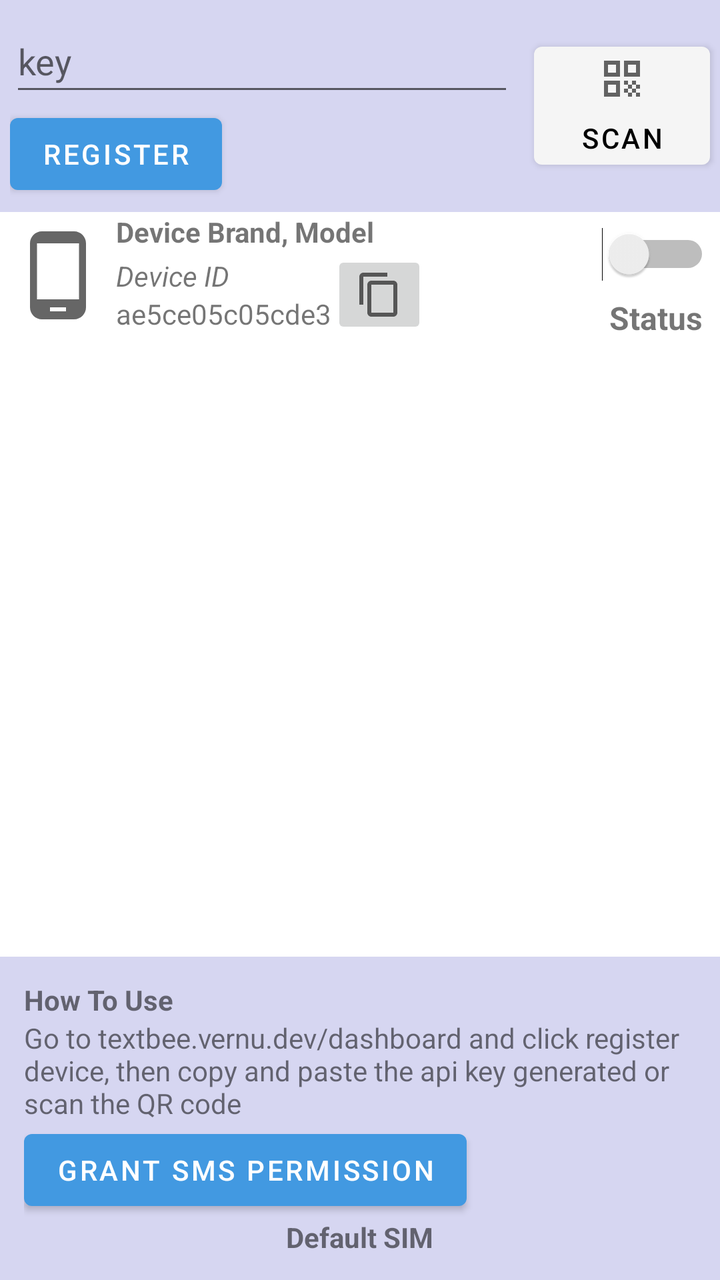
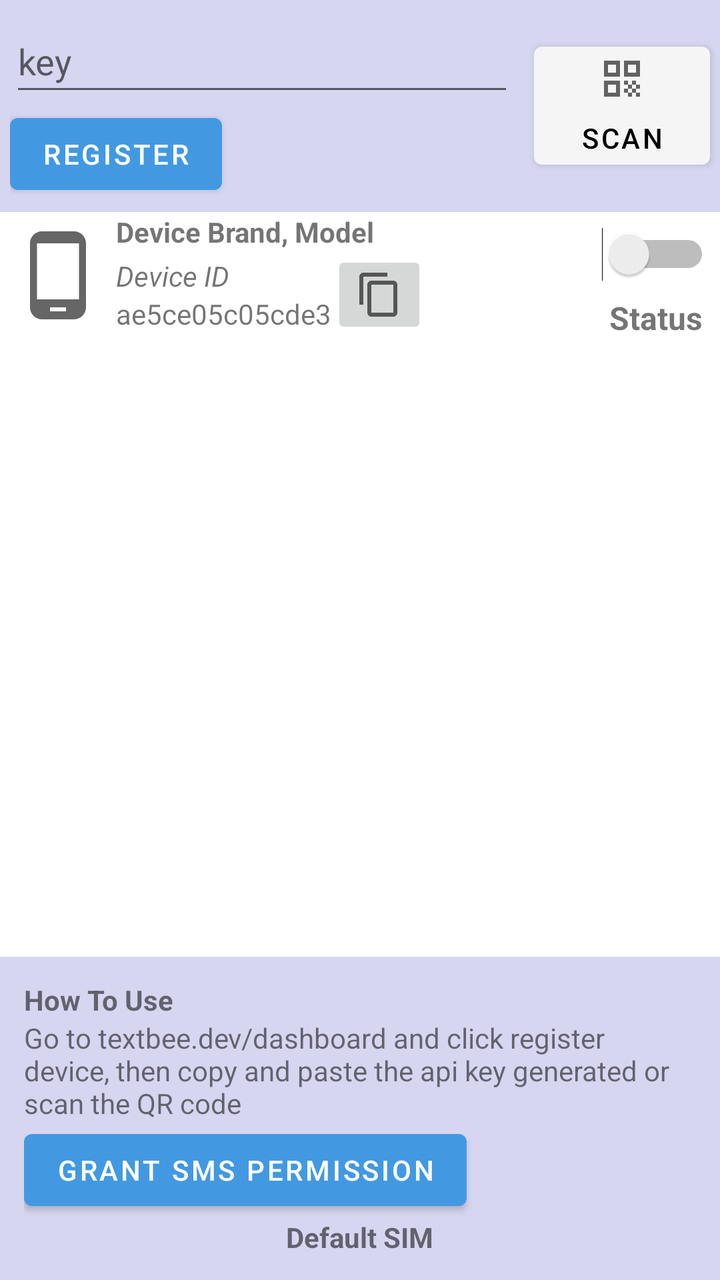

The first picture is an Android layout as it rendered before a commit; the second is the same layout after the commit. The layout source and the unified diff follow.
<!-- AndroidManifest.xml: application theme Theme.SMSGateway -->
<!-- res/layout/activity_main.xml -->
<?xml version="1.0" encoding="utf-8"?>
<androidx.constraintlayout.widget.ConstraintLayout xmlns:android="http://schemas.android.com/apk/res/android"
    xmlns:app="http://schemas.android.com/apk/res-auto"
    xmlns:tools="http://schemas.android.com/tools"
    android:layout_width="match_parent"
    android:layout_height="match_parent"
    tools:context=".activities.MainActivity">

    <LinearLayout
        android:id="@+id/bottom"
        android:layout_width="match_parent"
        android:layout_height="wrap_content"
        android:background="#ccccccee"
        android:orientation="vertical"
        app:layout_constraintBottom_toBottomOf="parent"
        app:layout_constraintEnd_toEndOf="parent"
        app:layout_constraintStart_toStartOf="parent"
        android:padding="12dp">

        <TextView

            android:layout_width="wrap_content"
            android:layout_height="wrap_content"
            android:text="How To Use"
            android:textStyle="bold" />

        <TextView
            android:layout_width="wrap_content"
            android:layout_height="wrap_content"
            android:text="Go to textbee.vernu.dev/dashboard and click register device, then copy and paste the api key generated or scan the QR code" />

        <Button
            android:id="@+id/grantSMSPermissionBtn"
            android:layout_width="wrap_content"
            android:layout_height="wrap_content"
            android:text="Grant SMS Permission"
            android:visibility="visible" />

        <LinearLayout
            android:layout_width="match_parent"
            android:layout_height="wrap_content"
            android:gravity="center"
            android:orientation="vertical">
            <TextView
                android:layout_width="wrap_content"
                android:layout_height="wrap_content"
                android:text="Default SIM"
                android:textStyle="bold" />
            <RadioGroup
                android:id="@+id/defaultSimSlotRadioGroup"
                android:layout_width="wrap_content"
                android:layout_height="wrap_content"
                android:orientation="horizontal">
            </RadioGroup>
        </LinearLayout>
    </LinearLayout>


    <ScrollView
        android:id="@+id/scrollView2"
        android:layout_width="match_parent"
        android:layout_height="606dp"
        app:layout_constraintBottom_toTopOf="@+id/bottom"
        app:layout_constraintEnd_toEndOf="parent"
        app:layout_constraintHorizontal_bias="1.0"
        app:layout_constraintStart_toStartOf="parent"
        app:layout_constraintTop_toTopOf="parent"
        app:layout_constraintVertical_bias="0.0">

        <LinearLayout
            android:layout_width="match_parent"
            android:layout_height="wrap_content"
            android:orientation="vertical">


            <LinearLayout
                android:layout_width="match_parent"
                android:layout_height="wrap_content"
                android:background="#ccccccee"
                android:orientation="horizontal">

                <LinearLayout
                    android:layout_width="wrap_content"
                    android:layout_height="wrap_content"
                    android:layout_weight="1"
                    android:orientation="vertical"
                    android:padding="5dp">

                    <EditText
                        android:id="@+id/apiKeyEditText"
                        android:layout_width="match_parent"
                        android:layout_height="wrap_content"
                        android:ems="10"
                        android:hint="key"
                        android:inputType="text"
                        android:minHeight="48dp"
                        android:textIsSelectable="true" />

                    <EditText
                        android:id="@+id/fcmTokenEditText"
                        android:layout_width="wrap_content"
                        android:layout_height="wrap_content"
                        android:ems="10"
                        android:enabled="false"
                        android:gravity="start|top"
                        android:hint="FCM Token"
                        android:inputType="textMultiLine"
                        android:visibility="gone" />

                    <Button
                        android:id="@+id/registerDeviceBtn"
                        android:layout_width="wrap_content"
                        android:layout_height="wrap_content"
                        android:text="Register" />
                </LinearLayout>

                <LinearLayout
                    android:layout_width="wrap_content"
                    android:layout_height="wrap_content"
                    android:layout_gravity="center"
                    android:orientation="vertical">

                    <Button
                        android:id="@+id/scanQRButton"
                        android:layout_width="wrap_content"
                        android:layout_height="wrap_content"
                        android:layout_margin="5dp"
                        android:drawableTop="@drawable/ic_baseline_qr_code_24"
                        android:text="Scan"
                        android:textColor="@color/black"
                        android:theme="@style/Theme.Design.Light" />
                </LinearLayout>
            </LinearLayout>


            <LinearLayout
                android:layout_width="match_parent"
                android:layout_height="wrap_content"
                android:gravity="center"
                android:orientation="horizontal">

                <LinearLayout
                    android:layout_width="wrap_content"
                    android:layout_height="wrap_content"
                    android:orientation="vertical">

                    <ImageView
                        android:layout_width="wrap_content"
                        android:layout_height="wrap_content"
                        android:layout_gravity="center"
                        android:layout_margin="5dp"
                        android:src="@drawable/ic_baseline_phone_android_24" />

                </LinearLayout>

                <LinearLayout
                    android:layout_width="wrap_content"
                    android:layout_height="wrap_content"
                    android:layout_gravity="center"
                    android:layout_weight="1"
                    android:orientation="vertical">

                    <TextView

                        android:id="@+id/deviceBrandAndModelTxt"
                        android:layout_width="wrap_content"
                        android:layout_height="wrap_content"
                        android:text="Device Brand, Model"
                        android:textStyle="bold" />

                    <LinearLayout
                        android:layout_width="wrap_content"
                        android:layout_height="wrap_content"
                        android:gravity="center"
                        android:orientation="horizontal">

                        <LinearLayout
                            android:layout_width="wrap_content"
                            android:layout_height="wrap_content"
                            android:layout_gravity="center"
                            android:orientation="vertical">

                            <TextView
                                android:layout_width="wrap_content"
                                android:layout_height="wrap_content"
                                android:text="Device ID"
                                android:textStyle="italic" />

                            <TextView
                                android:id="@+id/deviceIdTxt"
                                android:layout_width="wrap_content"
                                android:layout_height="wrap_content"
                                android:text="ae5ce05c05cde3" />
                        </LinearLayout>

                        <ImageButton

                            android:id="@+id/copyDeviceIdImgBtn"
                            android:layout_width="wrap_content"
                            android:layout_height="wrap_content"

                            android:src="@drawable/ic_baseline_content_copy_24" />
                    </LinearLayout>


                </LinearLayout>

                <LinearLayout
                    android:layout_width="wrap_content"
                    android:layout_height="wrap_content"
                    android:layout_gravity="center"
                    android:gravity="center"
                    android:orientation="vertical">

                    <Switch
                        android:id="@+id/gatewaySwitch"
                        android:layout_width="wrap_content"
                        android:layout_height="wrap_content"
                        android:layout_margin="5dp"
                        android:minHeight="32dp"
                        android:text="" />

                    <TextView
                        android:layout_width="wrap_content"
                        android:layout_height="wrap_content"
                        android:text="Status"
                        android:textSize="16dp"
                        android:textStyle="bold" />
                </LinearLayout>
            </LinearLayout>


        </LinearLayout>
    </ScrollView>


</androidx.constraintlayout.widget.ConstraintLayout>
<!-- resources referenced by this layout -->
<resources>
  <color name="black">#FF000000</color>
  <!-- drawable ic_baseline_content_copy_24 (drawable) -->
  <vector xmlns:android="http://schemas.android.com/apk/res/android"
      android:width="24dp"
      android:height="24dp"
      android:viewportWidth="24"
      android:viewportHeight="24"
      android:tint="?attr/colorControlNormal">
    <path
        android:fillColor="@android:color/white"
        android:pathData="M16,1L4,1c-1.1,0 -2,0.9 -2,2v14h2L4,3h12L16,1zM19,5L8,5c-1.1,0 -2,0.9 -2,2v14c0,1.1 0.9,2 2,2h11c1.1,0 2,-0.9 2,-2L21,7c0,-1.1 -0.9,-2 -2,-2zM19,21L8,21L8,7h11v14z"/>
  </vector>
  <!-- drawable ic_baseline_phone_android_24 (drawable) -->
  <vector android:height="48dp" android:tint="?attr/colorControlNormal"
      android:viewportHeight="24" android:viewportWidth="24"
      android:width="48dp" xmlns:android="http://schemas.android.com/apk/res/android">
      <path android:fillColor="@android:color/white" android:pathData="M16,1L8,1C6.34,1 5,2.34 5,4v16c0,1.66 1.34,3 3,3h8c1.66,0 3,-1.34 3,-3L19,4c0,-1.66 -1.34,-3 -3,-3zM14,21h-4v-1h4v1zM17.25,18L6.75,18L6.75,4h10.5v14z"/>
  </vector>
  <!-- drawable ic_baseline_qr_code_24 (drawable) -->
  <vector xmlns:android="http://schemas.android.com/apk/res/android"
      android:width="24dp"
      android:height="24dp"
      android:viewportWidth="24"
      android:viewportHeight="24"
      android:tint="?attr/colorControlNormal">
    <path
        android:fillColor="@android:color/white"
        android:pathData="M3,11h8V3H3V11zM5,5h4v4H5V5z"/>
    <path
        android:fillColor="@android:color/white"
        android:pathData="M3,21h8v-8H3V21zM5,15h4v4H5V15z"/>
    <path
        android:fillColor="@android:color/white"
        android:pathData="M13,3v8h8V3H13zM19,9h-4V5h4V9z"/>
    <path
        android:fillColor="@android:color/white"
        android:pathData="M19,19h2v2h-2z"/>
    <path
        android:fillColor="@android:color/white"
        android:pathData="M13,13h2v2h-2z"/>
    <path
        android:fillColor="@android:color/white"
        android:pathData="M15,15h2v2h-2z"/>
    <path
        android:fillColor="@android:color/white"
        android:pathData="M13,17h2v2h-2z"/>
    <path
        android:fillColor="@android:color/white"
        android:pathData="M15,19h2v2h-2z"/>
    <path
        android:fillColor="@android:color/white"
        android:pathData="M17,17h2v2h-2z"/>
    <path
        android:fillColor="@android:color/white"
        android:pathData="M17,13h2v2h-2z"/>
    <path
        android:fillColor="@android:color/white"
        android:pathData="M19,15h2v2h-2z"/>
  </vector>
  <style name="Theme.SMSGateway" parent="Theme.MaterialComponents.DayNight.DarkActionBar">
          
          <item name="colorPrimary">#4299E1</item>
          <item name="colorPrimaryVariant">#4299cc</item>
          <item name="colorOnPrimary">@color/white</item>
          
          <item name="colorSecondary">#f35b04</item>
          <item name="colorSecondaryVariant">#f18701</item>
          <item name="colorOnSecondary">@color/black</item>
          
          <item name="android:statusBarColor" tools:targetApi="l">?attr/colorPrimaryVariant</item>
          
      </style>
  <color name="white">#FFFFFFFF</color>
</resources>

<!-- the commit's change to res/layout/activity_main.xml (unified diff, before → after) -->
@@ -27,7 +27,7 @@
         <TextView
             android:layout_width="wrap_content"
             android:layout_height="wrap_content"
-            android:text="Go to textbee.vernu.dev/dashboard and click register device, then copy and paste the api key generated or scan the QR code" />
+            android:text="Go to textbee.dev/dashboard and click register device, then copy and paste the api key generated or scan the QR code" />
 
         <Button
             android:id="@+id/grantSMSPermissionBtn"
